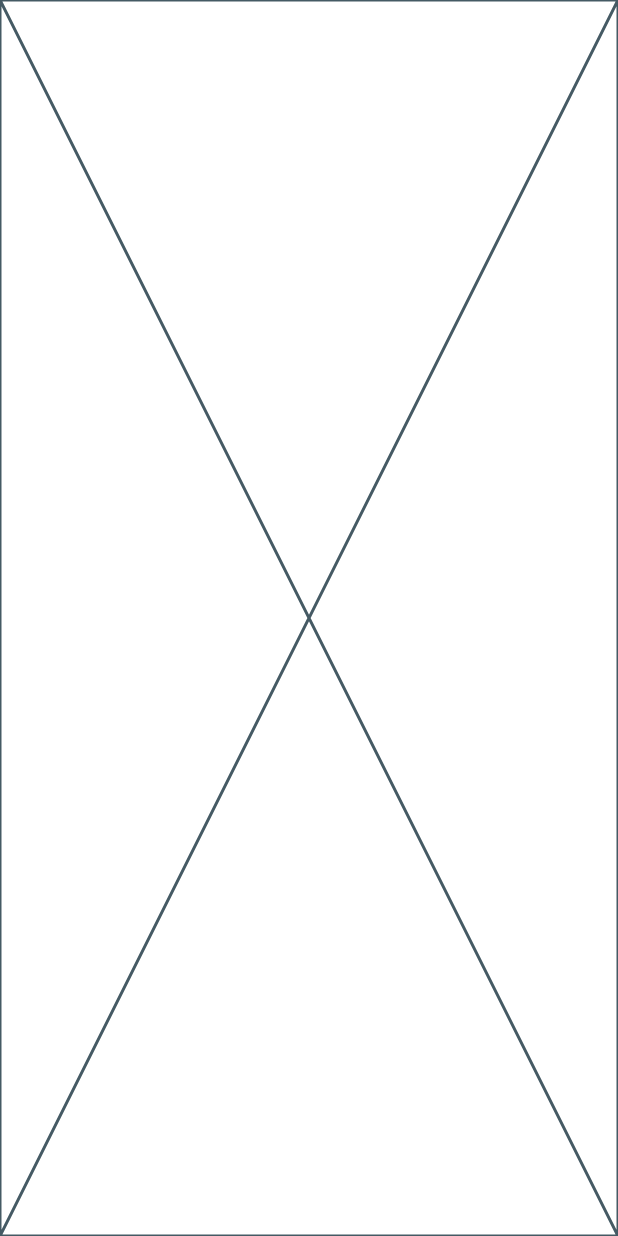
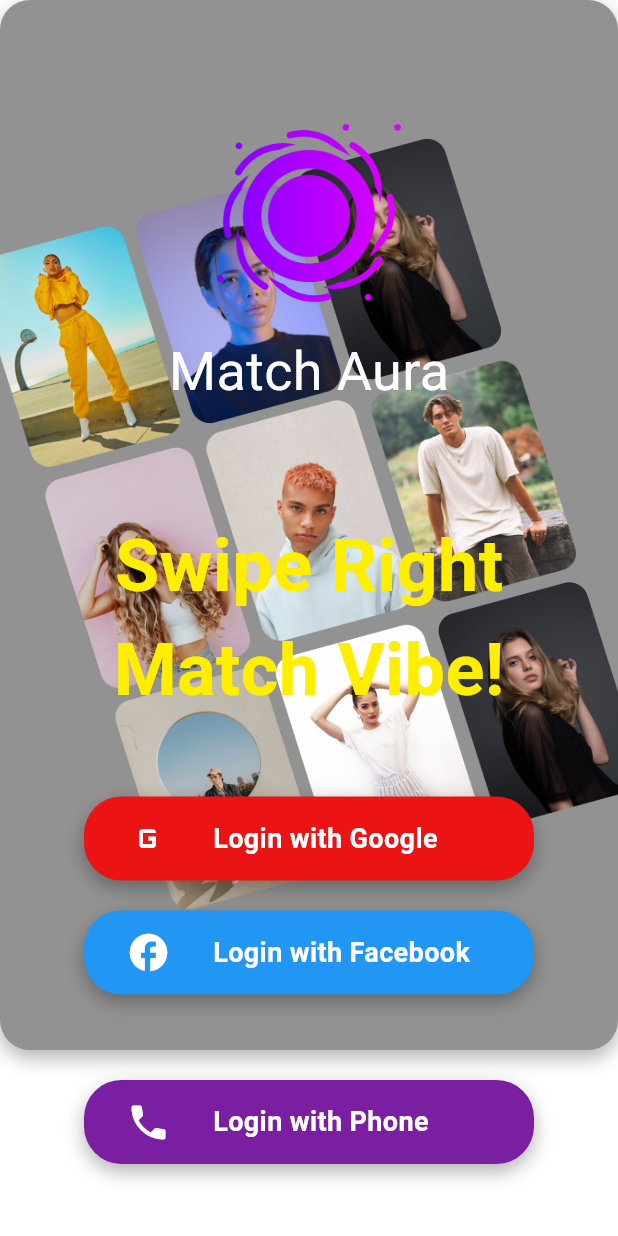
Before and after one commit to SparshapaudelB35/match_aura, a Flutter app: the screen it shows after launch, after a tap on "Start Matching", on a phone screen of 412 x 824 dp. Run offline on Flutter 3.47's test engine with Material 3 defaults, Android fonts, the phone set to English and light mode, and no system bars.

Commit message:
signUp Page Created

```diff
--- a/lib/screens/signup_screen.dart
+++ b/lib/screens/signup_screen.dart
@@ -10,6 +10,161 @@ class SignupScreen extends StatefulWidget {
 class _SignupScreenState extends State<SignupScreen> {
   @override
   Widget build(BuildContext context) {
-    return const Placeholder();
+    return Scaffold(
+      body: Container(
+        width: double.infinity,
+        height: double.infinity,
+        color: Colors.white,
+        child: Column(
+          children: [
+            Container(
+              width: double.infinity,
+              height: 700,
+              decoration: BoxDecoration(
+                borderRadius: BorderRadius.circular(20),
+                color: const Color.fromARGB(255, 146, 146, 146),
+                boxShadow: [
+                  BoxShadow(
+                    color: Colors.black.withOpacity(0.3),
+                    blurRadius: 10,
+                    offset: const Offset(0, 5),
+                  ),
+                ],
+              ),
+              child: Stack(
+                fit: StackFit.expand,
+                children: [
+                  ClipRRect(
+                    borderRadius: BorderRadius.circular(20),
+                    child: Image.asset(
+                      'assets/images/image.png',
+                      fit: BoxFit.cover,
+                    ),
+                  ),
+                  Center(
+                    child: Column(
+                      mainAxisSize: MainAxisSize.min,
+                      children: [
+                        const SizedBox(height: 35),
+                        Image.asset('assets/images/logo.png', width: 140),
+                        const SizedBox(height: 10),
+                        const Text(
+                          "Match Aura",
+                          style: TextStyle(
+                            fontSize: 36,
+                            color: Colors.white,
+                            fontWeight: FontWeight.w400,
+                          ),
+                        ),
+                        const SizedBox(height: 70),
+                        const Text(
+                          "Swipe Right",
+                          style: TextStyle(
+                            fontSize: 48,
+                            color: Color(0xFFFFEE00),
+                            fontWeight: FontWeight.bold,
+                          ),
+                        ),
+                        const Text(
+                          "Match Vibe!",
+                          style: TextStyle(
+                            fontSize: 48,
+                            color: Color(0xFFFFEE00),
+                            fontWeight: FontWeight.bold,
+                          ),
+                        ),
+
+                        SizedBox(height: 50),
+
+                        _buildSocialLoginButton(
+                          text: 'Login with Google',
+                          icon: Icons.g_mobiledata,
+                          color: const Color.fromARGB(255, 235, 19, 19),
+                          logocolor: Color.fromARGB(255, 235, 19, 19),
+                          onTap: () {
+                            // Add Google login logic here
+                          },
+                        ),
+
+                        SizedBox(height: 20),
+                        _buildSocialLoginButton(
+                          text: 'Login with Facebook',
+                          icon: Icons.facebook,
+                          color: Colors.blue,
+                          logocolor: Colors.blue,
+                          onTap: () {
+                            // Add Facebook login logic here
+                          },
+                        ),
+                      ],
+                    ),
+                  ),
+                ],
+              ),
+            ),
+            SizedBox(height: 20,),
+            _buildSocialLoginButton(
+              text: 'Login with Phone',
+              icon: Icons.phone,
+              color: Colors.purple.shade700,
+              logocolor: Colors.purple.shade700,
+              onTap: () {},
+            ),
+
+          ],
+        ),
+      ),
+    );
+  }
+
+  Widget _buildSocialLoginButton({
+    required String text,
+    required IconData icon,
+    required Color color,
+    required Color logocolor,
+    required VoidCallback onTap,
+  }) {
+    return InkWell(
+      onTap: onTap,
+      borderRadius: BorderRadius.circular(15),
+      child: Container(
+        width: 300,
+        padding: const EdgeInsets.symmetric(vertical: 5, horizontal: 20),
+        decoration: BoxDecoration(
+          color: color,
+          borderRadius: BorderRadius.circular(25),
+          boxShadow: [
+            BoxShadow(
+              color: Colors.black.withOpacity(0.3),
+              blurRadius: 10,
+              offset: const Offset(0, 5),
+            ),
+          ],
+        ),
+        child: Row(
+          children: [
+            Container(
+              padding: const EdgeInsets.all(8),
+              decoration: BoxDecoration(
+                color: logocolor,
+                borderRadius: BorderRadius.circular(15),
+              ),
+              child: Icon(icon, size: 30, color: Colors.white),
+            ),
+            const SizedBox(width: 20),
+            Expanded(
+              child: Text(
+                text,
+                style: const TextStyle(
+                  fontSize: 18,
+                  fontWeight: FontWeight.bold,
+                  color: Colors.white,
+                ),
+              ),
+            ),
+          ],
+        ),
+      ),
+    );
   }
 }
```
Also changed, not shown: assets/images/image.png (added).
